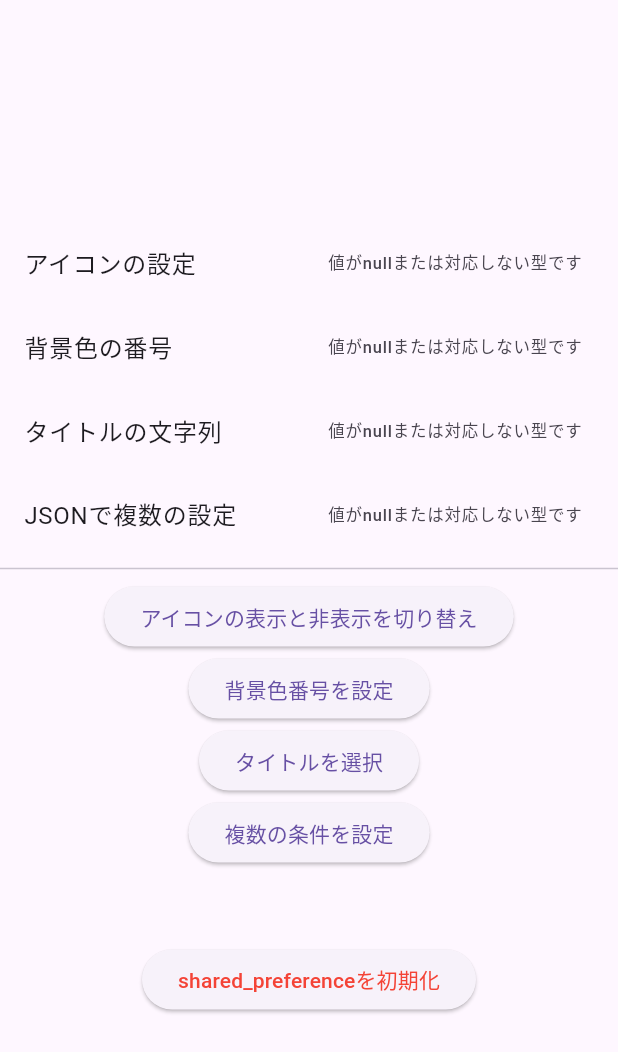
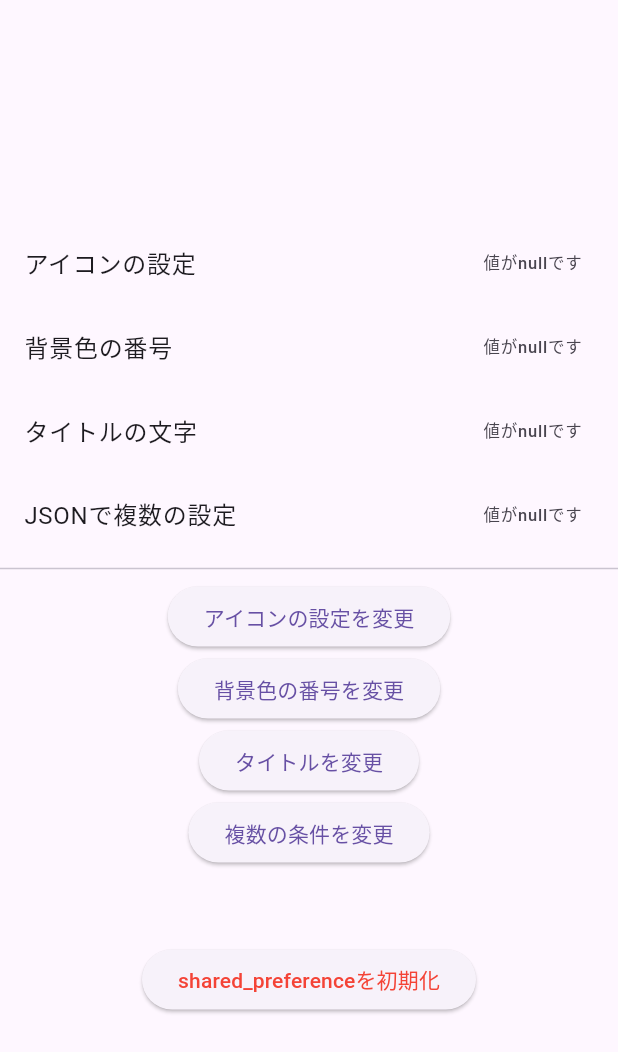
Before and after one commit to HaruhikoMotokawa/shared_preference_sample, a Flutter app: the screen it shows after launch, on a phone screen of 412 x 824 dp. Shown: the top 1052 px of the screen. Run offline on Flutter 3.47's test engine with Material 3 defaults, Android fonts, the light colour scheme and no system bars; our stand-ins replace flutter_hooks, flutter_riverpod, freezed_annotation, gap, hooks_riverpod, logger and 2 more; generated files the repository leaves out were written again.

Commit message:
refactor: ファイル移動、ドキュメントコメント追記、修正など

```diff
--- /dev/null
+++ b/lib/domains/tile_type.dart
@@ -0,0 +1,20 @@
+/// ListTileの種類
+enum TileType {
+  /// アイコン設定
+  iconSetting(title: 'アイコンの設定'),
+
+  /// 背景色の番号
+  backgroundColorNumber(title: '背景色の番号'),
+
+  /// タイトルのテキスト
+  titleText(title: 'タイトルの文字'),
+
+  /// CustomSetting
+  customSetting(title: 'JSONで複数の設定'),
+  ;
+
+  const TileType({required this.title});
+
+  /// ListTileのtitleWidgetに表示する文字列
+  final String title;
+}
--- a/lib/main.dart
+++ b/lib/main.dart
@@ -14,7 +14,8 @@ class App extends StatelessWidget {
   @override
   Widget build(BuildContext context) {
     return const MaterialApp(
-      home: MyHomePage(),
+      // isWatchProviderをtrueにすると画面全体で値をwatchした場合が試せます。
+      home: MyHomePage(isWatchProvider: false),
     );
   }
 }
--- a/lib/presentations/edit_custom_setting_page/edit_custom_setting_page.dart
+++ b/lib/presentations/edit_custom_setting_page/edit_custom_setting_page.dart
@@ -4,16 +4,18 @@ import 'package:gap/gap.dart';
 import 'package:hooks_riverpod/hooks_riverpod.dart';
 import 'package:shared_preference_sample/data/repositories/key_value_repository/provider.dart';
 import 'package:shared_preference_sample/domains/custom_setting.dart';
+import 'package:shared_preference_sample/domains/tile_type.dart';
 import 'package:shared_preference_sample/presentations/shared/custom_bottom_sheet.dart';
+import 'package:shared_preference_sample/presentations/shared/info_list_tile.dart';
 
-///
+/// CustomSettingを編集する画面
 class EditCustomSettingPage extends HookConsumerWidget {
-  ///
+  /// CustomSettingを編集する画面
   const EditCustomSettingPage({
-    super.key,
     this.iconSetting,
     this.backgroundColorNumber,
     this.titleText,
+    super.key,
   });
 
   /// アイコン設定
@@ -32,7 +34,7 @@ class EditCustomSettingPage extends HookConsumerWidget {
     final backgroundColorNumberState = useState<int?>(null);
     final titleTextState = useState<String?>(null);
 
-    // 画面が生成された時にそれぞれの設定内容をステートに保持
+    // 画面が生成された時にそれぞれの設定内容をuseStateに代入
     useEffect(
       () {
         iconSettingState.value = iconSetting;
@@ -50,31 +52,21 @@ class EditCustomSettingPage extends HookConsumerWidget {
         child: Column(
           children: [
             Flexible(
-              child: ListTile(
-                title: const Text('アイコンの設定'),
-                trailing: switch (iconSettingState.value) {
-                  true => const Icon(Icons.power),
-                  false => const Icon(Icons.power_off),
-                  _ => const Icon(Icons.clear),
-                },
+              child: InfoListTile(
+                value: iconSettingState.value,
+                type: TileType.iconSetting,
               ),
             ),
             Flexible(
-              child: ListTile(
-                title: const Text('背景色の番号'),
-                trailing: Text(backgroundColorNumberState.value.toString()),
-                tileColor: switch (backgroundColorNumberState.value) {
-                  0 => Colors.transparent,
-                  1 => Colors.red,
-                  2 => Colors.blue,
-                  _ => Colors.grey,
-                },
+              child: InfoListTile(
+                value: backgroundColorNumberState.value,
+                type: TileType.backgroundColorNumber,
               ),
             ),
             Flexible(
-              child: ListTile(
-                title: const Text('タイトルの文字'),
-                trailing: Text(titleTextState.value ?? '値なし'),
+              child: InfoListTile(
+                value: titleTextState.value,
+                type: TileType.iconSetting,
               ),
             ),
             const Divider(),
@@ -119,10 +111,6 @@ class EditCustomSettingPage extends HookConsumerWidget {
                       backgroundColorNumber: backgroundColorNumberState.value,
                       titleText: titleTextState.value,
                     );
-                    if (setting == updateSetting) {
-                      Navigator.pop(context);
-                      return;
-                    }
                     await ref
                         .read(keyValueRepositoryProvider)
                         .setCustomSetting(updateSetting);
--- a/lib/presentations/my_home_page/my_home_page.dart
+++ b/lib/presentations/my_home_page/my_home_page.dart
@@ -1,52 +1,84 @@
-// ignore_for_file: public_member_api_docs
-
 import 'package:flutter/material.dart';
 import 'package:flutter_riverpod/flutter_riverpod.dart';
 import 'package:gap/gap.dart';
 import 'package:shared_preference_sample/data/repositories/key_value_repository/provider.dart';
+import 'package:shared_preference_sample/domains/tile_type.dart';
 import 'package:shared_preference_sample/logger.dart';
 import 'package:shared_preference_sample/presentations/edit_custom_setting_page/edit_custom_setting_page.dart';
 import 'package:shared_preference_sample/presentations/shared/custom_bottom_sheet.dart';
 import 'package:shared_preference_sample/presentations/shared/info_list_tile.dart';
 
+/// ホーム画面
 class MyHomePage extends ConsumerWidget {
-  const MyHomePage({super.key});
+  /// ホーム画面のコンストラクタ
+  const MyHomePage({
+    required this.isWatchProvider,
+    super.key,
+  });
+
+  /// 画面全体で値をwatchするテストを行うかどうかのフラグ
+  final bool isWatchProvider;
 
   @override
   Widget build(BuildContext context, WidgetRef ref) {
+    /// テスト用のwidget
+    Widget? testIconSettingWidget;
+
+    // もしisWatchProviderがtrueの場合は画面全体でiconSettingProviderをwatchし、
+    // watchした値を反映するwidgetをtestIconSettingWidgetに設定する
+    if (isWatchProvider) {
+      final iconSetting = ref.watch(iconSettingProvider);
+      testIconSettingWidget = Column(
+        children: [
+          iconSetting.when(
+            data: (data) {
+              logger.d('画面でwatchした場合のビルドです');
+              return ListTile(
+                title: Text('画面でwatchした値の${TileType.iconSetting.title}'),
+                trailing: switch (data) {
+                  true => const Icon(Icons.power),
+                  false => const Icon(Icons.power_off),
+                  null => const Text('値がnullです')
+                },
+              );
+            },
+            error: (error, stack) => _ErrorTextWidget(
+              error,
+              stack,
+              type: TileType.iconSetting,
+            ),
+            loading: () => const CircularProgressIndicator(),
+          ),
+          const Divider(),
+        ],
+      );
+    }
+
+    logger.d('画面全体のビルドです');
     return Scaffold(
       body: SafeArea(
         child: Center(
           child: Column(
             mainAxisAlignment: MainAxisAlignment.center,
             children: [
+              // isWatchProviderがtrueだったら生成する
+              if (isWatchProvider && testIconSettingWidget != null)
+                testIconSettingWidget,
               const Flexible(
-                child: _ConsumerWidget(
-                  title: 'アイコンの設定',
-                  type: ProviderType.iconSetting,
-                ),
+                child: _ConsumerWidget(type: TileType.iconSetting),
               ),
               const Flexible(
-                child: _ConsumerWidget(
-                  title: '背景色の番号',
-                  type: ProviderType.backgroundColorNumber,
-                ),
+                child: _ConsumerWidget(type: TileType.backgroundColorNumber),
               ),
               const Flexible(
-                child: _ConsumerWidget(
-                  title: 'タイトルの文字列',
-                  type: ProviderType.titleText,
-                ),
+                child: _ConsumerWidget(type: TileType.titleText),
               ),
               const Flexible(
-                child: _ConsumerWidget(
-                  title: 'JSONで複数の設定',
-                  type: ProviderType.customSetting,
-                ),
+                child: _ConsumerWidget(type: TileType.customSetting),
               ),
               const Divider(),
               ElevatedButton(
-                child: const Text('アイコンの表示と非表示を切り替え'),
+                child: const Text('アイコンの設定を変更'),
                 onPressed: () async {
                   final result =
                       await showSelectIconSettingBottomSheet(context);
@@ -58,7 +90,7 @@ class MyHomePage extends ConsumerWidget {
                 },
               ),
               ElevatedButton(
-                child: const Text('背景色番号を設定'),
+                child: const Text('背景色の番号を変更'),
                 onPressed: () async {
                   final result = await showSelectColorBottomSheet(context);
                   if (result != null) {
@@ -69,7 +101,7 @@ class MyHomePage extends ConsumerWidget {
                 },
               ),
               ElevatedButton(
-                child: const Text('タイトルを選択'),
+                child: const Text('タイトルを変更'),
                 onPressed: () async {
                   final result = await showSelectTitleBottomSheet(context);
                   if (result != null) {
@@ -80,7 +112,7 @@ class MyHomePage extends ConsumerWidget {
                 },
               ),
               ElevatedButton(
-                child: const Text('複数の条件を設定'),
+                child: const Text('複数の条件を変更'),
                 onPressed: () async {
                   final customSetting =
                       await ref.read(customSettingProvider.future);
@@ -116,56 +148,48 @@ class MyHomePage extends ConsumerWidget {
   }
 }
 
+/// 引数のTileTypeによってwatchする内容を切り替えて、対応する内容のListTileを返却する
 class _ConsumerWidget extends ConsumerWidget {
-  const _ConsumerWidget({
-    required this.title,
-    required this.type,
-  });
+  const _ConsumerWidget({required this.type});
 
-  final ProviderType type;
-  final String title;
+  final TileType type;
+
   @override
   Widget build(BuildContext context, WidgetRef ref) {
     final stream = switch (type) {
-      ProviderType.iconSetting => ref.watch(iconSettingProvider),
-      ProviderType.backgroundColorNumber =>
+      TileType.iconSetting => ref.watch(iconSettingProvider),
+      TileType.backgroundColorNumber =>
         ref.watch(backgroundColorNumberProvider),
-      ProviderType.titleText => ref.watch(titleTextProvider),
-      ProviderType.customSetting => ref.watch(customSettingProvider),
+      TileType.titleText => ref.watch(titleTextProvider),
+      TileType.customSetting => ref.watch(customSettingProvider),
     };
 
     return stream.when(
-      data: (data) => InfoListTile<bool>(
+      data: (data) => InfoListTile(
         value: data,
-        title: title,
+        type: type,
       ),
       error: (error, stack) => _ErrorTextWidget(
         error,
         stack,
-        title: title,
+        type: type,
       ),
       loading: () => const CircularProgressIndicator(),
     );
   }
 }
 
-enum ProviderType {
-  iconSetting,
-  backgroundColorNumber,
-  titleText,
-  customSetting,
-}
 
 class _ErrorTextWidget extends StatelessWidget {
   const _ErrorTextWidget(
     this.error,
     this.stack, {
-    required this.title,
+    required this.type,
   });
 
   final Object error;
   final StackTrace stack;
-  final String title;
+  final TileType type;
   @override
   Widget build(BuildContext context) {
     logger.e(
@@ -173,6 +197,6 @@ class _ErrorTextWidget extends StatelessWidget {
       error: error,
       stackTrace: stack,
     );
-    return Text('$titleのエラーです');
+    return Text('${type.title}のエラーです');
   }
 }
--- a/lib/presentations/shared/custom_bottom_sheet.dart
+++ b/lib/presentations/shared/custom_bottom_sheet.dart
@@ -5,6 +5,7 @@ import 'package:shared_preference_sample/presentations/shared/action_bottom_shee
 
 /// アイコン設定を選択するボトムシート
 Future<bool?> showSelectIconSettingBottomSheet(BuildContext context) async {
+  // 非同期処理の結果を管理するためのオブジェクト
   final completer = Completer<bool?>();
   await showActionBottomSheet(
     context,
@@ -12,15 +13,21 @@ Future<bool?> showSelectIconSettingBottomSheet(BuildContext context) async {
       ActionItem(
         icon: Icons.power,
         text: '有効',
+        // completerにtrueを渡している
         onTap: () => completer.complete(true),
+        // 以下のようにしてもtrueを返せない
+        // 非同期処理の完了を待つ必要がある
+        // onTap: () => true,
       ),
       ActionItem(
         icon: Icons.power_off,
         text: '無効',
+        // completerにfalseを渡している
         onTap: () => completer.complete(false),
       ),
     ],
   );
+  // 受け取った値を最終的にここで返す
   return completer.future;
 }
 
@@ -68,7 +75,7 @@ Future<String?> showSelectTitleBottomSheet(BuildContext context) async {
       ),
       ActionItem(
         icon: Icons.refresh,
-        text: 'デフォルトに戻す（なし）',
+        text: 'No Title',
         onTap: () => completer.complete('No Title'),
       ),
     ],
--- a/lib/presentations/shared/info_list_tile.dart
+++ b/lib/presentations/shared/info_list_tile.dart
@@ -1,24 +1,35 @@
-// ignore_for_file: public_member_api_docs
-
 import 'package:flutter/material.dart';
 import 'package:shared_preference_sample/domains/custom_setting.dart';
+import 'package:shared_preference_sample/domains/tile_type.dart';
 import 'package:shared_preference_sample/logger.dart';
 
-class InfoListTile<T> extends StatelessWidget {
+/// 現在の設定内容を表示するListTile
+class InfoListTile extends StatelessWidget {
+  /// 現在の設定内容を表示するListTile
   const InfoListTile({
     required this.value,
-    required this.title,
+    required this.type,
     super.key,
   });
 
+  /// 値のObject
+  ///
+  /// `AsyncValue`の戻り値`data`は`Object`型でそこに対応するため
+  /// ここに直接intやboolを渡しても対応できる
   final Object? value;
-  final String title;
+
+  /// Tileのタイプ
+  final TileType type;
   @override
   Widget build(BuildContext context) {
-    logger.d('$titleのタイルをビルド');
+    logger.d('${type.title}のタイルをビルド');
     return switch (value) {
+      null => ListTile(
+          title: Text(type.title),
+          trailing: const Text('値がnullです'),
+        ),
       final bool boolValue => ListTile(
-          title: Text(title),
+          title: Text(type.title),
           trailing: switch (boolValue) {
             true => const Icon(Icons.power),
             false => const Icon(Icons.power_off),
@@ -41,11 +52,11 @@ class InfoListTile<T> extends StatelessWidget {
           padding: const EdgeInsets.all(20),
           child: Row(
             children: [
-              Text(title),
+              Text(type.title),
               const Spacer(),
               Expanded(
                 child: Text(
-                  customSettingValue.toString(),
+                  customSettingValue.toJson().toString(),
                   softWrap: true,
                 ),
               ),
@@ -53,8 +64,8 @@ class InfoListTile<T> extends StatelessWidget {
           ),
         ),
       _ => ListTile(
-          title: Text(title),
-          trailing: const Text('値がnullまたは対応しない型です'),
+          title: Text(type.title),
+          trailing: const Text('対応しない型です'),
         ),
     };
   }
```
Also changed, not shown: lib/data/repositories/key_value_repository/provider.dart (+5 -5 lines), lib/data/repositories/key_value_repository/repository.dart (+8 -2 lines).
